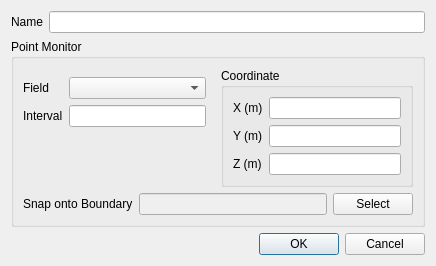
Above: view/solution/monitors/point_dialog.ui from nextfoam/baram before the change. Below: the same form after it.
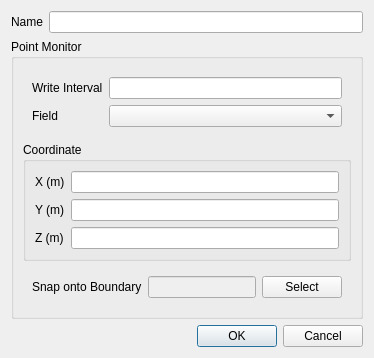
That is the form after the change.

Commit message: #142 모니터링 항목에 write interval 추가, surface 모니터 report type 추가

```diff
--- a/view/solution/monitors/point_dialog.ui
+++ b/view/solution/monitors/point_dialog.ui
@@ -6,8 +6,8 @@
    <rect>
     <x>0</x>
     <y>0</y>
-    <width>436</width>
-    <height>256</height>
+    <width>374</width>
+    <height>348</height>
    </rect>
   </property>
   <property name="windowTitle">
@@ -49,55 +49,32 @@
      </property>
      <layout class="QVBoxLayout" name="verticalLayout">
       <item>
-       <widget class="QWidget" name="widget" native="true">
-        <layout class="QHBoxLayout" name="horizontalLayout_2">
-         <property name="leftMargin">
-          <number>0</number>
-         </property>
-         <property name="topMargin">
-          <number>0</number>
-         </property>
-         <property name="rightMargin">
-          <number>0</number>
-         </property>
-         <property name="bottomMargin">
-          <number>0</number>
-         </property>
-         <item>
           <widget class="QWidget" name="propeties" native="true">
            <layout class="QFormLayout" name="formLayout">
-            <property name="leftMargin">
-             <number>0</number>
-            </property>
-            <property name="topMargin">
-             <number>9</number>
-            </property>
-            <property name="rightMargin">
-             <number>9</number>
-            </property>
-            <property name="bottomMargin">
-             <number>9</number>
-            </property>
             <item row="0" column="0">
+          <widget class="QLabel" name="label_2">
+           <property name="text">
+            <string>Write Interval</string>
+           </property>
+          </widget>
+         </item>
+         <item row="0" column="1">
+          <widget class="QLineEdit" name="writeInterval">
+           <property name="text">
+            <string/>
+           </property>
+          </widget>
+         </item>
+         <item row="1" column="0">
              <widget class="QLabel" name="label">
               <property name="text">
                <string>Field</string>
               </property>
              </widget>
             </item>
-            <item row="0" column="1">
+         <item row="1" column="1">
              <widget class="QComboBox" name="field"/>
             </item>
-            <item row="1" column="0">
-             <widget class="QLabel" name="label_2">
-              <property name="text">
-               <string>Interval</string>
-              </property>
-             </widget>
-            </item>
-            <item row="1" column="1">
-             <widget class="QLineEdit" name="interval"/>
-            </item>
            </layout>
           </widget>
          </item>
@@ -107,6 +84,18 @@
             <string>Coordinate</string>
            </property>
            <layout class="QFormLayout" name="formLayout_2">
+         <property name="leftMargin">
+          <number>9</number>
+         </property>
+         <property name="topMargin">
+          <number>9</number>
+         </property>
+         <property name="rightMargin">
+          <number>9</number>
+         </property>
+         <property name="bottomMargin">
+          <number>9</number>
+         </property>
             <item row="0" column="0">
              <widget class="QLabel" name="label_3">
               <property name="text">
@@ -140,23 +129,20 @@
            </layout>
           </widget>
          </item>
-        </layout>
-       </widget>
-      </item>
       <item>
        <widget class="QWidget" name="widget_2" native="true">
         <layout class="QHBoxLayout" name="horizontalLayout">
          <property name="leftMargin">
-          <number>0</number>
+          <number>9</number>
          </property>
          <property name="topMargin">
-          <number>0</number>
+          <number>9</number>
          </property>
          <property name="rightMargin">
-          <number>0</number>
+          <number>9</number>
          </property>
          <property name="bottomMargin">
-          <number>0</number>
+          <number>9</number>
          </property>
          <item>
           <widget class="QLabel" name="label_6">
```
Lines whose indentation alone changed are shown as unchanged. The commit also changes 12 other files.
